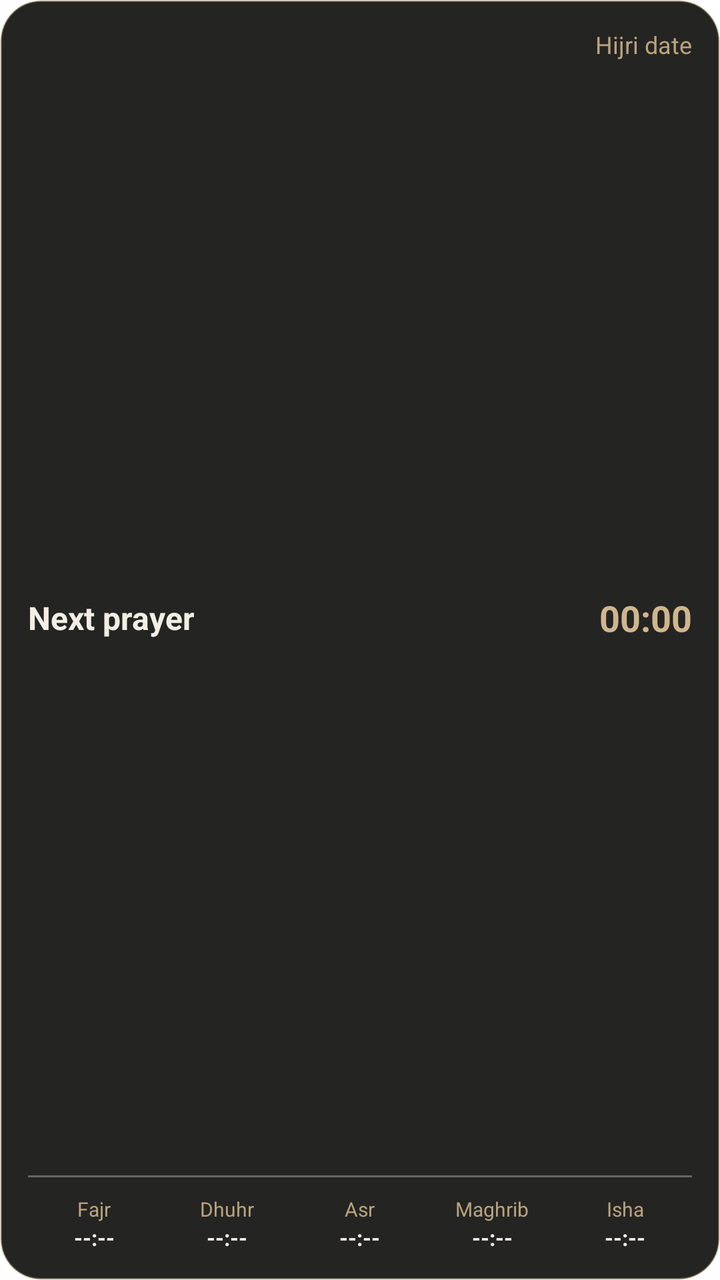
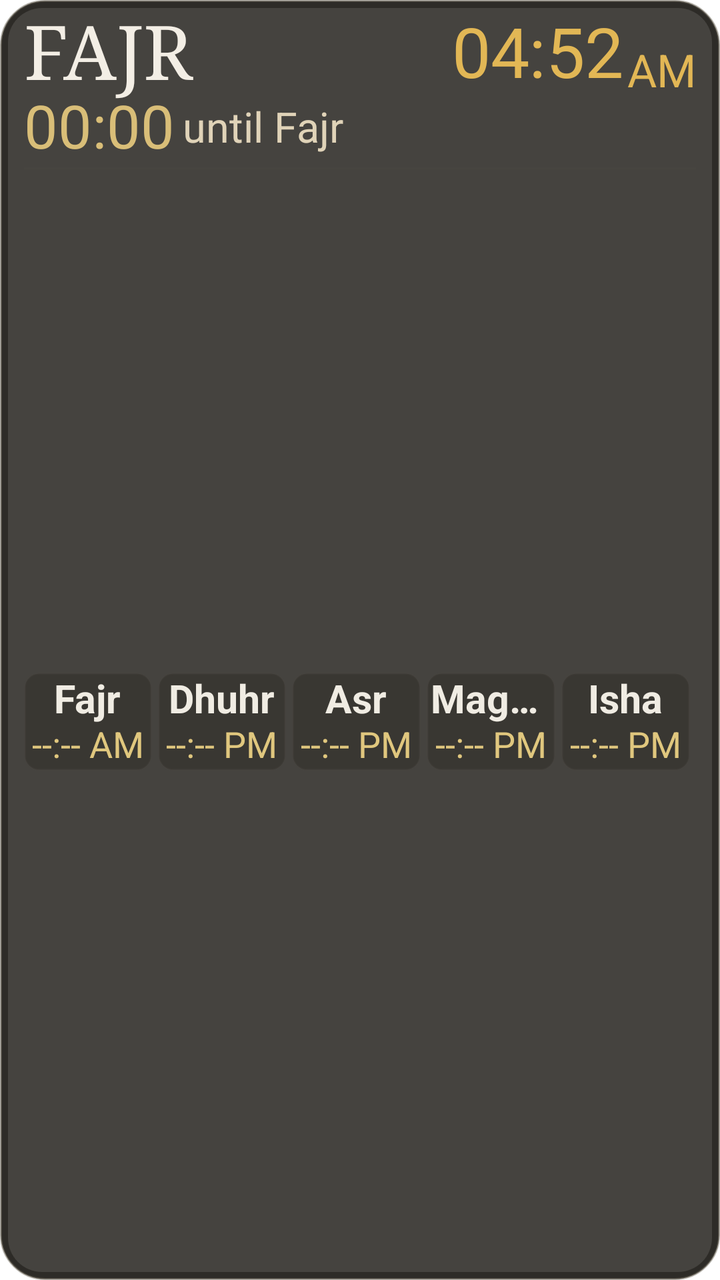

Compare the two renders of this Android layout. The source of the first and the diff that turns it into the second are given below.
<!-- AndroidManifest.xml: fallback theme Theme.MaterialComponents.DayNight.NoActionBar -->
<!-- res/layout/prayer_times_widget.xml -->
<?xml version="1.0" encoding="utf-8"?>
<LinearLayout xmlns:android="http://schemas.android.com/apk/res/android"
    android:id="@+id/widget_root"
    android:layout_width="match_parent"
    android:layout_height="match_parent"
    android:background="@drawable/prayer_widget_background"
    android:orientation="vertical"
    android:padding="14dp">

    <TextView
        android:id="@+id/hijri_date"
        android:layout_width="match_parent"
        android:layout_height="wrap_content"
        android:gravity="end"
        android:text="Hijri date"
        android:textColor="#B9A37D"
        android:textSize="12sp" />

    <LinearLayout
        android:layout_width="match_parent"
        android:layout_height="0dp"
        android:layout_weight="1"
        android:gravity="center_vertical"
        android:orientation="horizontal">

        <TextView
            android:id="@+id/next_prayer"
            android:layout_width="0dp"
            android:layout_height="wrap_content"
            android:layout_weight="1"
            android:text="Next prayer"
            android:textColor="#F3EEE5"
            android:textSize="16sp"
            android:textStyle="bold" />

        <Chronometer
            android:id="@+id/countdown"
            android:layout_width="wrap_content"
            android:layout_height="wrap_content"
            android:format="%s"
            android:textColor="#CFB68E"
            android:textSize="18sp"
            android:textStyle="bold" />
    </LinearLayout>

    <View
        android:layout_width="match_parent"
        android:layout_height="1dp"
        android:background="#4DFFFFFF" />

    <LinearLayout
        android:layout_width="match_parent"
        android:layout_height="wrap_content"
        android:layout_marginTop="9dp"
        android:orientation="horizontal">

        <LinearLayout android:layout_width="0dp" android:layout_height="wrap_content" android:layout_weight="1" android:gravity="center" android:orientation="vertical">
            <TextView android:id="@+id/fajr_label" android:layout_width="wrap_content" android:layout_height="wrap_content" android:text="Fajr" android:textColor="#B9A37D" android:textSize="10sp" />
            <TextView android:id="@+id/fajr_time" android:layout_width="wrap_content" android:layout_height="wrap_content" android:text="--:--" android:textColor="#F3EEE5" android:textSize="11sp" android:textStyle="bold" />
        </LinearLayout>
        <LinearLayout android:layout_width="0dp" android:layout_height="wrap_content" android:layout_weight="1" android:gravity="center" android:orientation="vertical">
            <TextView android:id="@+id/dhuhr_label" android:layout_width="wrap_content" android:layout_height="wrap_content" android:text="Dhuhr" android:textColor="#B9A37D" android:textSize="10sp" />
            <TextView android:id="@+id/dhuhr_time" android:layout_width="wrap_content" android:layout_height="wrap_content" android:text="--:--" android:textColor="#F3EEE5" android:textSize="11sp" android:textStyle="bold" />
        </LinearLayout>
        <LinearLayout android:layout_width="0dp" android:layout_height="wrap_content" android:layout_weight="1" android:gravity="center" android:orientation="vertical">
            <TextView android:id="@+id/asr_label" android:layout_width="wrap_content" android:layout_height="wrap_content" android:text="Asr" android:textColor="#B9A37D" android:textSize="10sp" />
            <TextView android:id="@+id/asr_time" android:layout_width="wrap_content" android:layout_height="wrap_content" android:text="--:--" android:textColor="#F3EEE5" android:textSize="11sp" android:textStyle="bold" />
        </LinearLayout>
        <LinearLayout android:layout_width="0dp" android:layout_height="wrap_content" android:layout_weight="1" android:gravity="center" android:orientation="vertical">
            <TextView android:id="@+id/maghrib_label" android:layout_width="wrap_content" android:layout_height="wrap_content" android:text="Maghrib" android:textColor="#B9A37D" android:textSize="10sp" />
            <TextView android:id="@+id/maghrib_time" android:layout_width="wrap_content" android:layout_height="wrap_content" android:text="--:--" android:textColor="#F3EEE5" android:textSize="11sp" android:textStyle="bold" />
        </LinearLayout>
        <LinearLayout android:layout_width="0dp" android:layout_height="wrap_content" android:layout_weight="1" android:gravity="center" android:orientation="vertical">
            <TextView android:id="@+id/isha_label" android:layout_width="wrap_content" android:layout_height="wrap_content" android:text="Isha" android:textColor="#B9A37D" android:textSize="10sp" />
            <TextView android:id="@+id/isha_time" android:layout_width="wrap_content" android:layout_height="wrap_content" android:text="--:--" android:textColor="#F3EEE5" android:textSize="11sp" android:textStyle="bold" />
        </LinearLayout>
    </LinearLayout>
</LinearLayout>
<!-- resources referenced by this layout -->
<resources>
  <!-- drawable prayer_widget_background (drawable) -->
  <?xml version="1.0" encoding="utf-8"?>
  <shape xmlns:android="http://schemas.android.com/apk/res/android" android:shape="rectangle">
      <solid android:color="#FF242422" />
      <corners android:radius="20dp" />
      <stroke android:width="1dp" android:color="#55CFB68E" />
  </shape>
</resources>

<!-- the commit's change to res/layout/prayer_times_widget.xml (unified diff, before → after) -->
@@ -5,74 +5,120 @@
     android:layout_height="match_parent"
     android:background="@drawable/prayer_widget_background"
     android:orientation="vertical"
-    android:padding="14dp">
-
-    <TextView
-        android:id="@+id/hijri_date"
-        android:layout_width="match_parent"
-        android:layout_height="wrap_content"
-        android:gravity="end"
-        android:text="Hijri date"
-        android:textColor="#B9A37D"
-        android:textSize="12sp" />
+    android:padding="4dp">
 
     <LinearLayout
         android:layout_width="match_parent"
         android:layout_height="0dp"
         android:layout_weight="1"
-        android:gravity="center_vertical"
-        android:orientation="horizontal">
+        android:background="@drawable/prayer_widget_panel"
+        android:orientation="vertical"
+        android:paddingStart="8dp"
+        android:paddingTop="1dp"
+        android:paddingEnd="8dp"
+        android:paddingBottom="1dp">
+
+        <LinearLayout
+            android:layout_width="match_parent"
+            android:layout_height="wrap_content"
+            android:gravity="center_vertical"
+            android:orientation="horizontal">
+            <TextView
+                android:includeFontPadding="false"
+                android:id="@+id/next_prayer"
+                android:layout_width="0dp"
+                android:layout_height="wrap_content"
+                android:layout_weight="1"
+                android:fontFamily="serif"
+                android:singleLine="true"
+                android:autoSizeTextType="uniform"
+                android:autoSizeMinTextSize="24sp"
+                android:autoSizeMaxTextSize="37.5sp"
+                android:autoSizeStepGranularity="0.5sp"
+                android:text="FAJR"
+                android:textColor="#FFF3EEE5"
+                android:textSize="37.5sp" />
+            <TextView
+                android:includeFontPadding="false"
+                android:id="@+id/next_prayer_time"
+                android:layout_width="wrap_content"
+                android:layout_height="wrap_content"
+                android:text="04:52"
+                android:textColor="#FFE2B755"
+                android:textSize="34.5sp" />
+            <TextView
+                android:includeFontPadding="false"
+                android:id="@+id/next_prayer_period"
+                android:layout_width="wrap_content"
+                android:layout_height="wrap_content"
+                android:layout_gravity="bottom"
+                android:layout_marginStart="2dp"
+                android:text="AM"
+                android:textColor="#FFE2B755"
+                android:textSize="22.5sp" />
+        </LinearLayout>
+
+        <LinearLayout
+            android:layout_width="match_parent"
+            android:layout_height="wrap_content"
+            android:layout_marginTop="-3dp"
+            android:gravity="center_vertical"
+            android:orientation="horizontal">
+            <Chronometer
+                android:includeFontPadding="false"
+                android:id="@+id/countdown"
+                android:layout_width="wrap_content"
+                android:layout_height="wrap_content"
+                android:format="%s"
+                android:textColor="#FFD9BE78"
+                android:textSize="30sp" />
+            <TextView
+                android:includeFontPadding="false"
+                android:id="@+id/countdown_until"
+                android:layout_width="wrap_content"
+                android:layout_height="wrap_content"
+                android:layout_marginStart="4dp"
+                android:singleLine="true"
+                android:ellipsize="end"
+                android:text="until Fajr"
+                android:textColor="#FFE0D3B8"
+                android:textSize="21sp" />
+        </LinearLayout>
 
         <TextView
-            android:id="@+id/next_prayer"
-            android:layout_width="0dp"
-            android:layout_height="wrap_content"
+                android:includeFontPadding="false"
+            android:layout_width="match_parent"
+            android:layout_height="1dp"
+            android:layout_marginTop="2dp"
+            android:background="#554D4942" />
+
+        <LinearLayout
+            android:layout_width="match_parent"
+            android:layout_height="0dp"
+            android:layout_marginTop="2dp"
             android:layout_weight="1"
-            android:text="Next prayer"
-            android:textColor="#F3EEE5"
-            android:textSize="16sp"
-            android:textStyle="bold" />
-
-        <Chronometer
-            android:id="@+id/countdown"
-            android:layout_width="wrap_content"
-            android:layout_height="wrap_content"
-            android:format="%s"
-            android:textColor="#CFB68E"
-            android:textSize="18sp"
-            android:textStyle="bold" />
-    </LinearLayout>
-
-    <View
-        android:layout_width="match_parent"
-        android:layout_height="1dp"
-        android:background="#4DFFFFFF" />
-
-    <LinearLayout
-        android:layout_width="match_parent"
-        android:layout_height="wrap_content"
-        android:layout_marginTop="9dp"
-        android:orientation="horizontal">
-
-        <LinearLayout android:layout_width="0dp" android:layout_height="wrap_content" android:layout_weight="1" android:gravity="center" android:orientation="vertical">
-            <TextView android:id="@+id/fajr_label" android:layout_width="wrap_content" android:layout_height="wrap_content" android:text="Fajr" android:textColor="#B9A37D" android:textSize="10sp" />
-            <TextView android:id="@+id/fajr_time" android:layout_width="wrap_content" android:layout_height="wrap_content" android:text="--:--" android:textColor="#F3EEE5" android:textSize="11sp" android:textStyle="bold" />
-        </LinearLayout>
-        <LinearLayout android:layout_width="0dp" android:layout_height="wrap_content" android:layout_weight="1" android:gravity="center" android:orientation="vertical">
-            <TextView android:id="@+id/dhuhr_label" android:layout_width="wrap_content" android:layout_height="wrap_content" android:text="Dhuhr" android:textColor="#B9A37D" android:textSize="10sp" />
-            <TextView android:id="@+id/dhuhr_time" android:layout_width="wrap_content" android:layout_height="wrap_content" android:text="--:--" android:textColor="#F3EEE5" android:textSize="11sp" android:textStyle="bold" />
-        </LinearLayout>
-        <LinearLayout android:layout_width="0dp" android:layout_height="wrap_content" android:layout_weight="1" android:gravity="center" android:orientation="vertical">
-            <TextView android:id="@+id/asr_label" android:layout_width="wrap_content" android:layout_height="wrap_content" android:text="Asr" android:textColor="#B9A37D" android:textSize="10sp" />
-            <TextView android:id="@+id/asr_time" android:layout_width="wrap_content" android:layout_height="wrap_content" android:text="--:--" android:textColor="#F3EEE5" android:textSize="11sp" android:textStyle="bold" />
-        </LinearLayout>
-        <LinearLayout android:layout_width="0dp" android:layout_height="wrap_content" android:layout_weight="1" android:gravity="center" android:orientation="vertical">
-            <TextView android:id="@+id/maghrib_label" android:layout_width="wrap_content" android:layout_height="wrap_content" android:text="Maghrib" android:textColor="#B9A37D" android:textSize="10sp" />
-            <TextView android:id="@+id/maghrib_time" android:layout_width="wrap_content" android:layout_height="wrap_content" android:text="--:--" android:textColor="#F3EEE5" android:textSize="11sp" android:textStyle="bold" />
-        </LinearLayout>
-        <LinearLayout android:layout_width="0dp" android:layout_height="wrap_content" android:layout_weight="1" android:gravity="center" android:orientation="vertical">
-            <TextView android:id="@+id/isha_label" android:layout_width="wrap_content" android:layout_height="wrap_content" android:text="Isha" android:textColor="#B9A37D" android:textSize="10sp" />
-            <TextView android:id="@+id/isha_time" android:layout_width="wrap_content" android:layout_height="wrap_content" android:text="--:--" android:textColor="#F3EEE5" android:textSize="11sp" android:textStyle="bold" />
+            android:gravity="center_vertical"
+            android:orientation="horizontal">
+            <LinearLayout android:id="@+id/prayer_1_container" style="@style/PrayerWidgetTile">
+                <TextView android:id="@+id/prayer_1_name" style="@style/PrayerWidgetName" android:text="Fajr" />
+                <TextView android:id="@+id/prayer_1_time" style="@style/PrayerWidgetTime" android:text="--:-- AM" />
+            </LinearLayout>
+            <LinearLayout android:id="@+id/prayer_2_container" style="@style/PrayerWidgetTile">
+                <TextView android:id="@+id/prayer_2_name" style="@style/PrayerWidgetName" android:text="Dhuhr" />
+                <TextView android:id="@+id/prayer_2_time" style="@style/PrayerWidgetTime" android:text="--:-- PM" />
+            </LinearLayout>
+            <LinearLayout android:id="@+id/prayer_3_container" style="@style/PrayerWidgetTile">
+                <TextView android:id="@+id/prayer_3_name" style="@style/PrayerWidgetName" android:text="Asr" />
+                <TextView android:id="@+id/prayer_3_time" style="@style/PrayerWidgetTime" android:text="--:-- PM" />
+            </LinearLayout>
+            <LinearLayout android:id="@+id/prayer_4_container" style="@style/PrayerWidgetTile">
+                <TextView android:id="@+id/prayer_4_name" style="@style/PrayerWidgetName" android:text="Maghrib" />
+                <TextView android:id="@+id/prayer_4_time" style="@style/PrayerWidgetTime" android:text="--:-- PM" />
+            </LinearLayout>
+            <LinearLayout android:id="@+id/prayer_5_container" style="@style/PrayerWidgetTile">
+                <TextView android:id="@+id/prayer_5_name" style="@style/PrayerWidgetName" android:text="Isha" />
+                <TextView android:id="@+id/prayer_5_time" style="@style/PrayerWidgetTime" android:text="--:-- PM" />
+            </LinearLayout>
         </LinearLayout>
     </LinearLayout>
 </LinearLayout>
<!-- resource entries referenced after the edit -->
@@ -3,9 +3,58 @@
   <!-- drawable prayer_widget_background (drawable) -->
   <?xml version="1.0" encoding="utf-8"?>
   <shape xmlns:android="http://schemas.android.com/apk/res/android" android:shape="rectangle">
-      <solid android:color="#FF242422" />
-      <corners android:radius="20dp" />
-      <stroke android:width="1dp" android:color="#55CFB68E" />
+      <solid android:color="#FF2D2B27" />
+      <corners android:radius="22dp" />
+      <stroke android:width="1dp" android:color="#806D6759" />
+  </shape>
+  <!-- drawable prayer_widget_panel (drawable) -->
+  <?xml version="1.0" encoding="utf-8"?>
+  <shape xmlns:android="http://schemas.android.com/apk/res/android" android:shape="rectangle">
+      <solid android:color="#FF45433F" />
+      <corners android:radius="17dp" />
+  </shape>
+  <style name="PrayerWidgetName">
+          <item name="android:autoSizeTextType">uniform</item>
+          <item name="android:autoSizeMinTextSize">14sp</item>
+          <item name="android:autoSizeMaxTextSize">19.5sp</item>
+          <item name="android:autoSizeStepGranularity">0.5sp</item>
+          <item name="android:includeFontPadding">false</item>
+          <item name="android:layout_width">wrap_content</item>
+          <item name="android:layout_height">wrap_content</item>
+          <item name="android:singleLine">true</item>
+          <item name="android:ellipsize">end</item>
+          <item name="android:textColor">#FFF0ECE3</item>
+          <item name="android:textSize">19.5sp</item>
+          <item name="android:textStyle">bold</item>
+      </style>
+  <style name="PrayerWidgetTile">
+          <item name="android:layout_width">0dp</item>
+          <item name="android:layout_height">wrap_content</item>
+          <item name="android:layout_weight">1</item>
+          <item name="android:layout_marginEnd">3dp</item>
+          <item name="android:background">@drawable/prayer_widget_prayer_tile</item>
+          <item name="android:gravity">center</item>
+          <item name="android:orientation">vertical</item>
+          <item name="android:paddingStart">2dp</item>
+          <item name="android:paddingTop">2dp</item>
+          <item name="android:paddingEnd">2dp</item>
+          <item name="android:paddingBottom">2dp</item>
+      </style>
+  <style name="PrayerWidgetTime">
+          <item name="android:includeFontPadding">false</item>
+          <item name="android:layout_width">wrap_content</item>
+          <item name="android:layout_height">wrap_content</item>
+          <item name="android:layout_marginTop">1dp</item>
+          <item name="android:singleLine">true</item>
+          <item name="android:textColor">#FFE0C77E</item>
+          <item name="android:textSize">18sp</item>
+      </style>
+  <!-- drawable prayer_widget_prayer_tile (drawable) -->
+  <?xml version="1.0" encoding="utf-8"?>
+  <shape xmlns:android="http://schemas.android.com/apk/res/android" android:shape="rectangle">
+      <solid android:color="#FF393732" />
+      <corners android:radius="7dp" />
+      <stroke android:width="1dp" android:color="#334D4942" />
   </shape>
 </resources>
 
